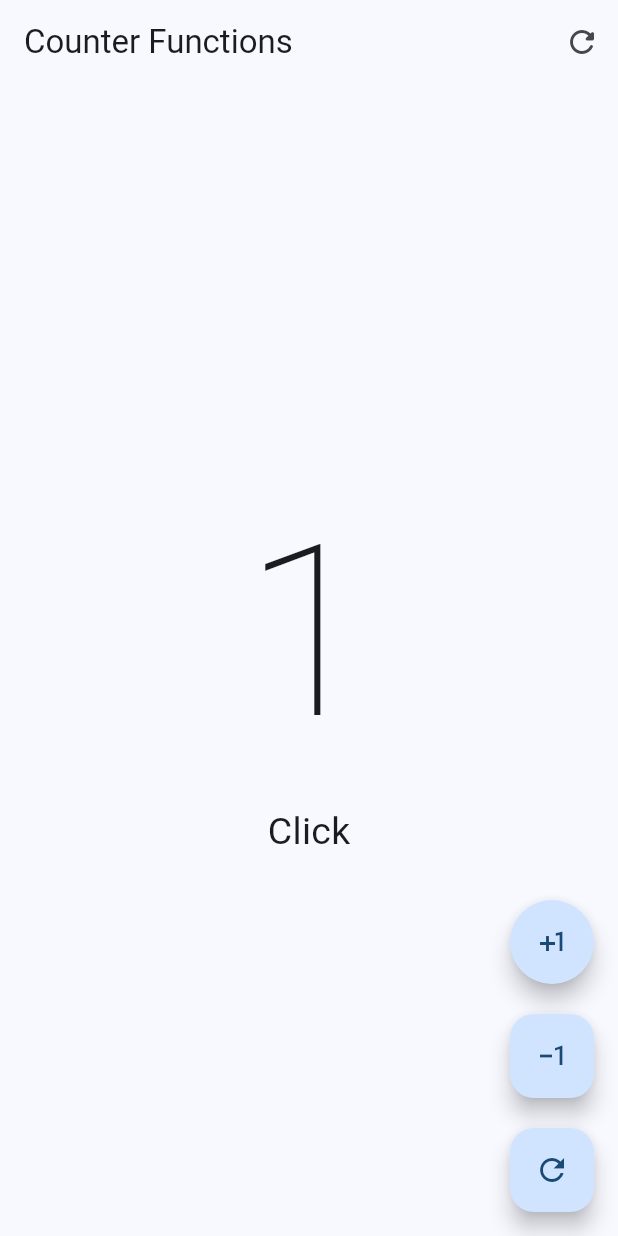
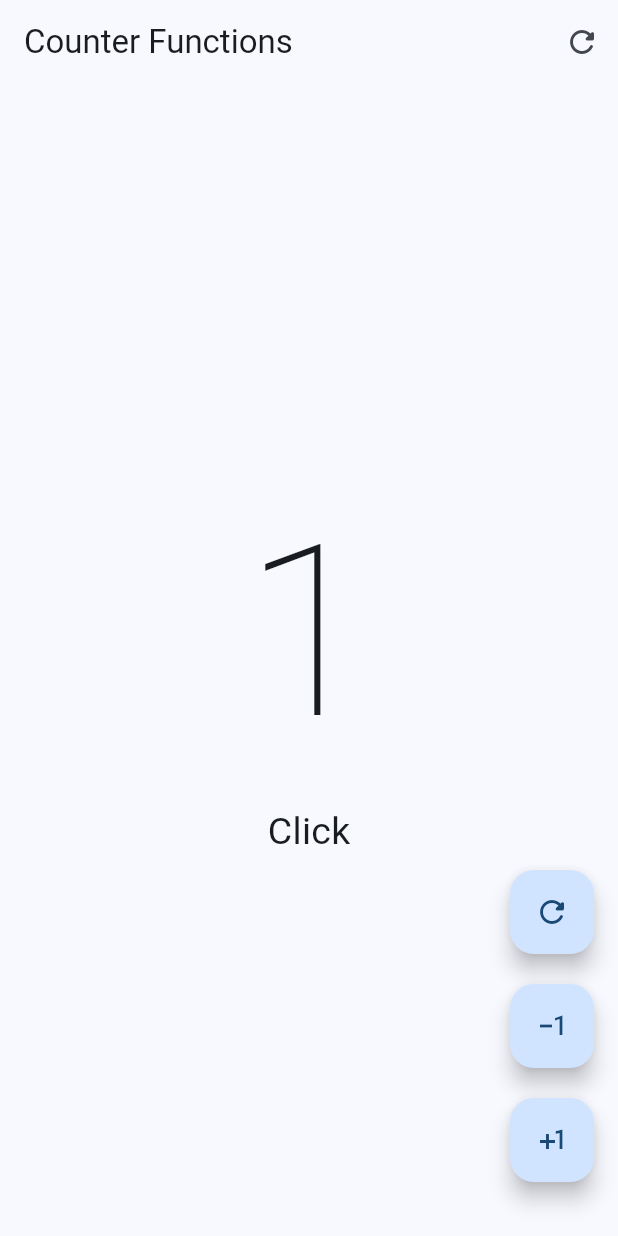
Before and after one commit to fLeonel/LearningFlutter, a Flutter app: the screen it shows after launch, after a tap on the "plus one" icon, on a phone screen of 412 x 824 dp. Run offline on Flutter 3.47's test engine with Material 3 defaults, Android fonts, the phone set to English and light mode, and no system bars.

Commit message:
creating a news buttons for the UI

```diff
--- a/lib/main.dart
+++ b/lib/main.dart
@@ -1,6 +1,5 @@
 import 'package:flutter/material.dart';
 import 'package:hello_world_app/presentation/screens/counter/counter_functions_screen.dart';
-import 'package:hello_world_app/presentation/screens/counter/counter_screen.dart';
 
 void main() {
   runApp(const MyApp());
--- a/lib/presentation/screens/counter/counter_functions_screen.dart
+++ b/lib/presentation/screens/counter/counter_functions_screen.dart
@@ -42,38 +42,59 @@ class _CounterFunctionsScreenState extends State<CounterFunctionsScreen> {
         floatingActionButton: Column(
           mainAxisAlignment: MainAxisAlignment.end,
           children: [
-            FloatingActionButton(
-              shape: const StadiumBorder(),
+            CustomButtom(
+              icon: Icons.refresh_rounded,
               onPressed: () {
-                setState(() {
-                  clickCounter++;
-                });
+                clickCounter = 0;
+                setState(() {});
               },
-              child: const Icon(Icons.plus_one),
             ),
             const SizedBox(
               height: 20,
             ),
-            FloatingActionButton(
+            CustomButtom(
+              icon: Icons.exposure_minus_1,
               onPressed: () {
-                setState(() {
-                  clickCounter = clickCounter - 1;
-                });
+                if (clickCounter == 0) return;
+                clickCounter--;
+                setState(() {});
               },
-              child: const Icon(Icons.exposure_minus_1),
             ),
             const SizedBox(
               height: 20,
             ),
-            FloatingActionButton(
+            CustomButtom(
+              icon: Icons.plus_one,
               onPressed: () {
-                setState(() {
-                  clickCounter = 0;
-                });
+                clickCounter++;
+                setState(() {});
               },
-              child: const Icon(Icons.refresh_outlined),
+            ),
+            const SizedBox(
+              height: 20,
             ),
           ],
         ));
   }
 }
+
+class CustomButtom extends StatelessWidget {
+  final IconData icon;
+  final VoidCallback? onPressed;
+
+  const CustomButtom({
+    super.key,
+    required this.icon,
+    this.onPressed,
+  });
+
+  @override
+  Widget build(BuildContext context) {
+    return FloatingActionButton(
+      //shape: const StadiumBorder(),
+      enableFeedback: false,
+      onPressed: onPressed,
+      child: Icon(icon),
+    );
+  }
+}
```
